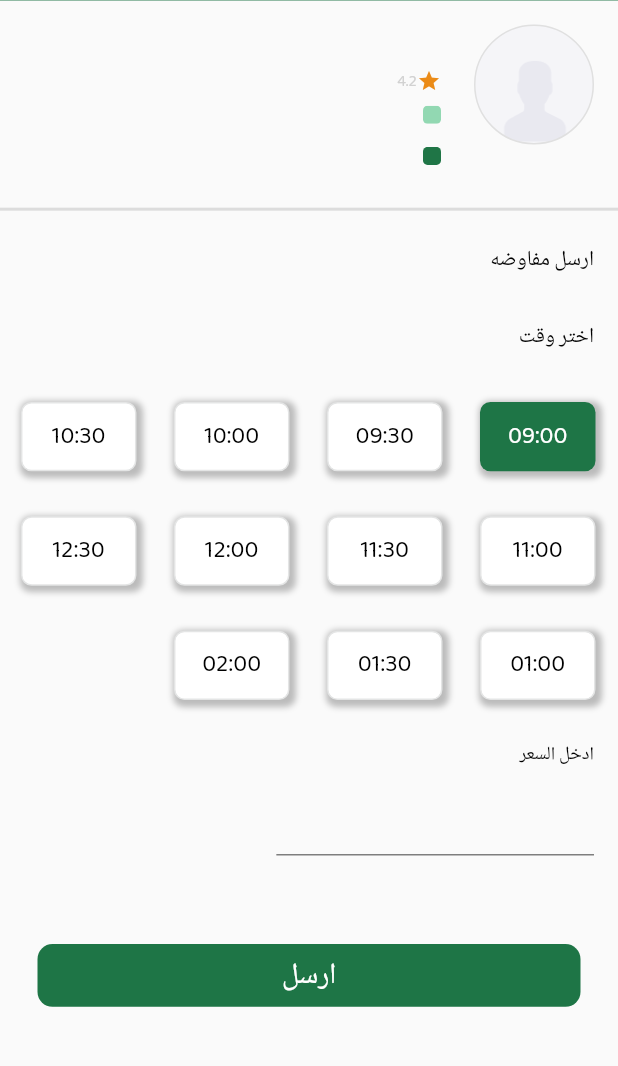
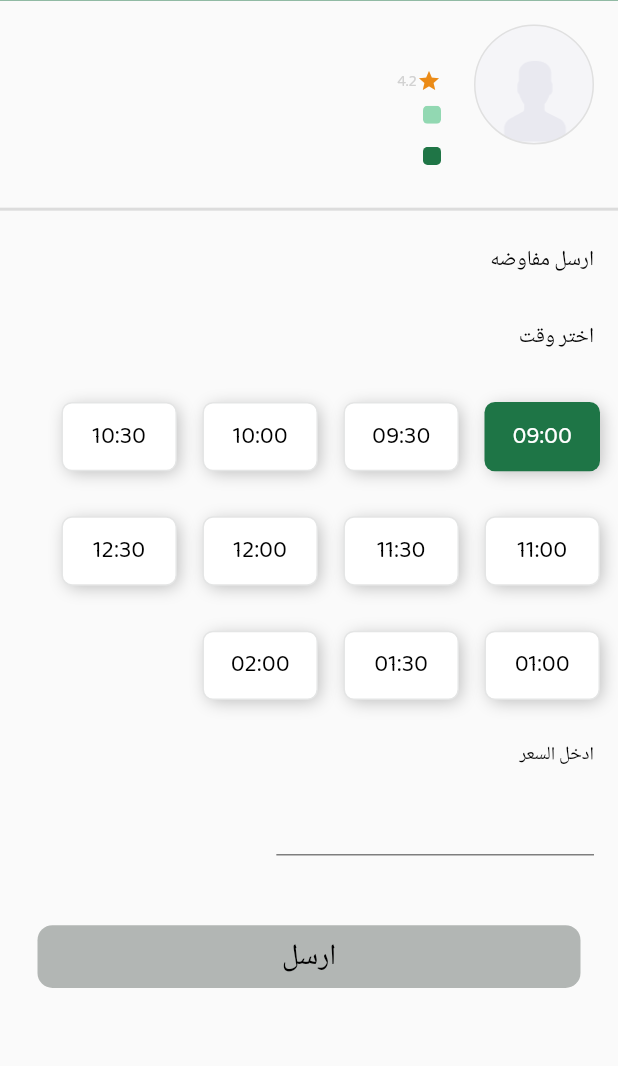
Before and after one commit to Johnathan94/provider_medical_valley, a Flutter app: the NegotiateScreen screen opened directly with empty values, on a phone screen of 412 x 824 dp, the part 133-1199 px from its top. Run offline on Flutter 3.47's test engine with Material 2 defaults, Android fonts, the phone set to English and light mode, and no system bars; our stand-ins replace calendar_date_picker2, cool_alert, dartz, device_preview, dio, dotted_line and 16 more; missing offline and left inert: awesome_card, simple_fontellico_progress_dialog; accounts and stored records are empty; generated files the repository leaves out were written again; project files that could hold a hidden picture were left out.

Commit message:
edit negotiations screen

```diff
--- a/lib/core/app_colors.dart
+++ b/lib/core/app_colors.dart
@@ -27,6 +27,7 @@ const grey = Color(0xFF7E7E7E);
 const lightGreyColor = Color(0xFFD8D8D8);
 const headerGrey = Color(0xFF636363);
 const gray900 = Color(0xFF5F5F5F);
+const greyButton = Color(0xFFB2B6B4);
 const whiteRed100 = Color(0xFFFFFAF9);
 const dividerColor = Color(0xFFC7C7CC);
 const greenCheckBox = Color(0xFF1F7546);
--- a/lib/features/negotiate/presentation/screens/negotiate_screen.dart
+++ b/lib/features/negotiate/presentation/screens/negotiate_screen.dart
@@ -58,9 +58,11 @@ class _NegotiateScreenState extends State<NegotiateScreen> {
   TextEditingController controller = TextEditingController();
 
   BehaviorSubject<int> selectedBorder = BehaviorSubject.seeded(0);
+  BehaviorSubject<bool> isButtonEnabled = BehaviorSubject.seeded(false);
 
   final _formKey = GlobalKey<FormState>();
   late List<SpecialistModel> models;
+  BehaviorSubject<SpecialistModel> selectedModel = BehaviorSubject();
 
   Services myService = Services(
       id: 1,
@@ -79,12 +81,18 @@ class _NegotiateScreenState extends State<NegotiateScreen> {
       categoryId: 30,
       categoryStr: "categoryStr");
 
+
   @override
-  Widget build(BuildContext context) {
+  void didChangeDependencies() {
     models = [
       SpecialistModel(1, AppLocalizations.of(context)!.consultant, false),
       SpecialistModel(2, AppLocalizations.of(context)!.specialist, false),
     ];
+    super.didChangeDependencies();
+
+  }
+  @override
+  Widget build(BuildContext context) {
     return Scaffold(
       appBar: MyCustomAppBar(
         header: AppLocalizations.of(context)!.negotiation,
@@ -96,7 +104,7 @@ class _NegotiateScreenState extends State<NegotiateScreen> {
         child: SizedBox(
           width: MediaQuery.of(context).size.width,
           height: MediaQuery.of(context).size.height,
-          child: Stack(
+          child: Column(
             children: [
               BlocListener<NegotiationBloc, NegotiationState>(
                 bloc: negotiationBloc,
@@ -245,43 +253,7 @@ class _NegotiateScreenState extends State<NegotiateScreen> {
                             .copyWith(color: blackColor),
                       ),
                     ),
-                    widget.otherCard
-                        ? Column(
-                            children: [
-                              Padding(
-                                padding: const EdgeInsetsDirectional.only(
-                                    start: 30, end: 30, top: 15),
-                                child: PrimaryButton(text: "15,Sep,2023"),
-                              ),
-                              SizedBox(
-                                height: 24.h,
-                              ),
-                              Padding(
-                                padding: const EdgeInsetsDirectional.only(
-                                    start: 30, end: 30),
-                                child: PrimaryButton(
-                                  text: AppLocalizations.of(context)!
-                                      .another_date,
-                                  backgroundColor: lightGreyColor,
-                                  isLightButton: true,
-                                  onPressed: () {
-                                    Navigator.push(
-                                        context,
-                                        MaterialPageRoute(
-                                            builder: (context) =>
-                                                CalenderScreen(
-                                                    services: myService)));
-                                  },
-                                ),
-                              ),
-                            ],
-                          )
-                        : Wrap(
-                            children: slots
-                                .map((e) =>
-                                    _buildSlot(context, slots.indexOf(e)))
-                                .toList(),
-                          ),
+                    middleWidget(context),
                     SizedBox(
                       height: 32.h,
                     ),
@@ -317,43 +289,61 @@ class _NegotiateScreenState extends State<NegotiateScreen> {
                               enabledBorder: const UnderlineInputBorder(
                                   borderSide: BorderSide(color: grey)),
                               focusedBorder: const UnderlineInputBorder(
-                                  borderSide: BorderSide(color: primaryColor))),
+                                  borderSide: BorderSide(color: primaryColor)),
+                          ),
+                          onEditingComplete: (){
+                            isButtonEnabled.sink.add(true);
+                          },
                         ),
                       ),
                     ),
                     SizedBox(
                       height: 15.h,
                     ),
-                    widget.immediateCard
-                        ? ListView.builder(
-                            itemCount: models.length,
-                            shrinkWrap: true,
-                            itemBuilder: (context, index) {
-                              return Container(
+                    immediateWidget(),
+                  ],
+                ),
+              ),
+              continueButton(context)
+            ],
+          ),
+        ),
+      ),
+    );
+  }
+
+  Widget immediateWidget() {
+    return widget.immediateCard
+                      ? StreamBuilder<SpecialistModel>(
+                        stream: selectedModel.stream,
+                        builder: (context, snapshot) {
+                          return Column(
+                              children: models.map((model) => Container(
                                 margin: const EdgeInsetsDirectional.only(
                                     start: 30, end: 30, top: 15),
                                 decoration: const BoxDecoration(
                                     color: whiteColor,
                                     borderRadius:
-                                        BorderRadius.all(Radius.circular(13)),
+                                    BorderRadius.all(Radius.circular(13)),
                                     boxShadow: [
                                       BoxShadow(
                                           spreadRadius: 1,
                                           blurRadius: 8,
                                           color: shadowColor)
                                     ]),
-                                child: RadioListTile(
+                                child: RadioListTile<SpecialistModel>(
                                     controlAffinity:
-                                        ListTileControlAffinity.trailing,
+                                    ListTileControlAffinity.trailing,
                                     activeColor: blackColor,
-                                    value: models[index].selected,
-                                    groupValue: models[index],
+                                    value: selectedModel.hasValue ?
+                                    selectedModel.value :
+                                    model,
+                                    groupValue: model,
                                     onChanged: (newValue) {
-                                      models[index].selected =
-                                          !models[index].selected;
+                                      selectedModel.sink.add(model);
                                     },
                                     title: Text(
-                                      models[index].name.toString(),
+                                      model.name.toString(),
                                       style: const TextStyle(
                                         fontSize: 14,
                                         fontWeight: FontWeight.bold,
@@ -361,18 +351,60 @@ class _NegotiateScreenState extends State<NegotiateScreen> {
                                       ),
                                       overflow: TextOverflow.ellipsis,
                                     )),
-                              );
-                            })
-                        : Container(),
-                  ],
-                ),
-              ),
-              Positioned(
-                bottom: widget.immediateCard ? 30 : 150,
-                left: 25,
-                right: 25,
-                child: SizedBox(
+                              )).toList()
+                                );
+                        }
+                      )
+                      : Container();
+  }
+
+  MultiChildRenderObjectWidget middleWidget(BuildContext context) {
+    return widget.otherCard
+                      ? Column(
+                          children: [
+                            Padding(
+                              padding: const EdgeInsetsDirectional.only(
+                                  start: 30, end: 30, top: 15),
+                              child: PrimaryButton(text: "15,Sep,2023"),
+                            ),
+                            SizedBox(
+                              height: 24.h,
+                            ),
+                            Padding(
+                              padding: const EdgeInsetsDirectional.only(
+                                  start: 30, end: 30),
+                              child: PrimaryButton(
+                                text: AppLocalizations.of(context)!
+                                    .another_date,
+                                backgroundColor: lightGreyColor,
+                                isLightButton: true,
+                                onPressed: () {
+                                  Navigator.push(
+                                      context,
+                                      MaterialPageRoute(
+                                          builder: (context) =>
+                                              CalenderScreen(
+                                                  services: myService)));
+                                },
+                              ),
+                            ),
+                          ],
+                        )
+                      : Wrap(
+                          children: slots
+                              .map((e) =>
+                                  _buildSlot(context, slots.indexOf(e)))
+                              .toList(),
+                        );
+  }
+
+  continueButton(BuildContext context) {
+    return StreamBuilder<bool>(
+      stream: isButtonEnabled,
+      builder: (context, snapshot) {
+        return Container(
                   width: MediaQuery.of(context).size.width,
+                  margin: const EdgeInsetsDirectional.only(start: 25 , end: 25, top: 30),
                   child: PrimaryButton(
                     onPressed: () {
                       String userEncoded = LocalStorageManager.getUser();
@@ -391,13 +423,13 @@ class _NegotiateScreenState extends State<NegotiateScreen> {
                       }
                     },
                     text: AppLocalizations.of(context)!.send,
+                    backgroundColor: snapshot.hasData && snapshot.data == true?
+                    primaryColor: greyButton,
+                      isLightButton: snapshot.hasData && snapshot.data == true?
+                      false: true
                   ),
-                ),
-              )
-            ],
-          ),
-        ),
-      ),
+                );
+      }
     );
   }
 
@@ -412,7 +444,7 @@ class _NegotiateScreenState extends State<NegotiateScreen> {
               height: 52.h,
               alignment: Alignment.center,
               margin:
-                  const EdgeInsetsDirectional.only(start: 15, end: 10, top: 30),
+                  const EdgeInsetsDirectional.only(start: 12, end: 5, top: 30),
               decoration: BoxDecoration(
                   color:
                       selectedBorder.value != index ? whiteColor : primaryColor,
@@ -424,8 +456,8 @@ class _NegotiateScreenState extends State<NegotiateScreen> {
                     BoxShadow(
                         color: shadowColor,
                         offset: Offset(2, 2),
-                        blurRadius: 3,
-                        spreadRadius: 2)
+                      blurRadius: 9,
+                      spreadRadius: -1,)
                   ]),
               child: Text(
                 slots[index],
```
